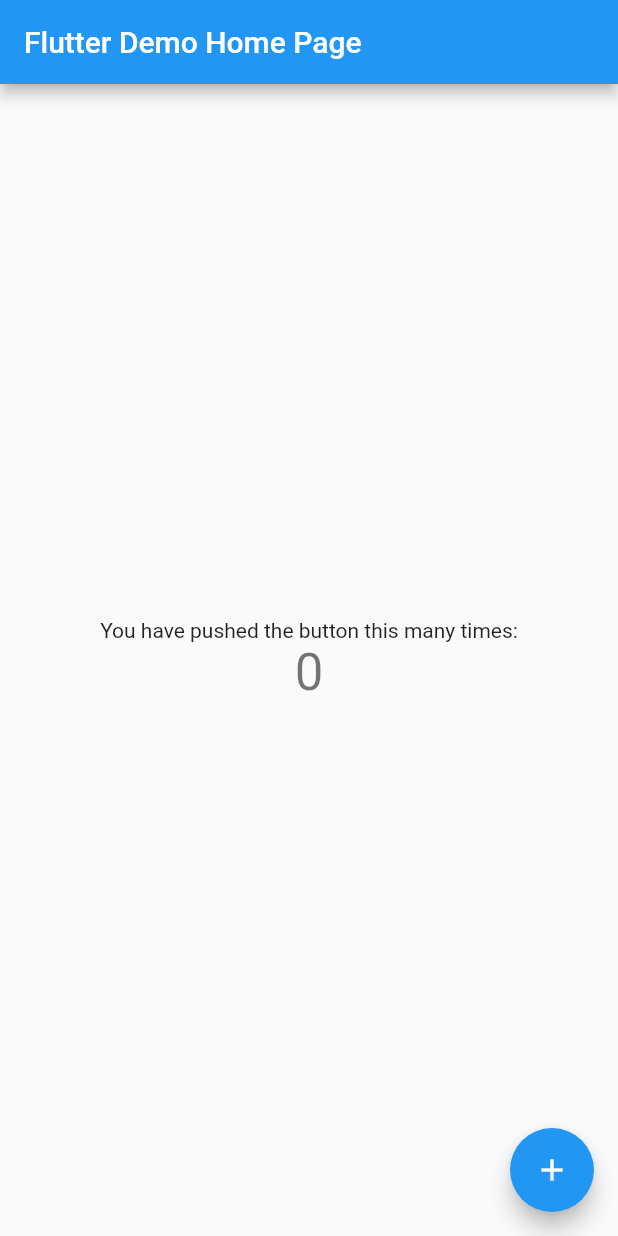
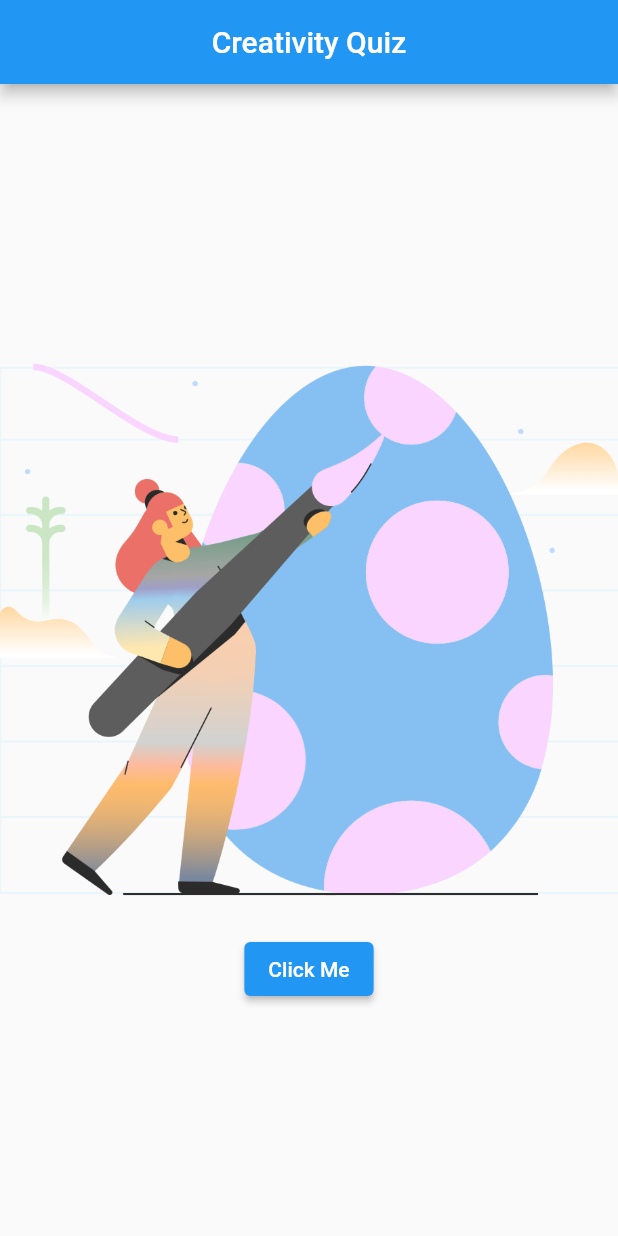
Before and after one commit to c151423m/flutter_zero_to_hero_app_4, a Flutter app: the screen it shows after launch, on a phone screen of 412 x 824 dp. Run offline on Flutter 3.47's test engine with Material 2 defaults, Android fonts, the phone set to English and light mode, and no system bars.

```diff
--- a/lib/main.dart
+++ b/lib/main.dart
@@ -1,4 +1,5 @@
 import 'package:flutter/material.dart';
+import 'package:flutter_zero_to_hero_app_4/my_home_page.dart';
 
 void main() {
   runApp(const MyApp());
@@ -7,109 +8,15 @@
 class MyApp extends StatelessWidget {
   const MyApp({Key? key}) : super(key: key);
 
-  // This widget is the root of your application.
   @override
   Widget build(BuildContext context) {
     return MaterialApp(
+      debugShowCheckedModeBanner: false,
       title: 'Flutter Demo',
       theme: ThemeData(
-        // This is the theme of your application.
-        //
-        // Try running your application with "flutter run". You'll see the
-        // application has a blue toolbar. Then, without quitting the app, try
-        // changing the primarySwatch below to Colors.green and then invoke
-        // "hot reload" (press "r" in the console where you ran "flutter run",
-        // or simply save your changes to "hot reload" in a Flutter IDE).
-        // Notice that the counter didn't reset back to zero; the application
-        // is not restarted.
         primarySwatch: Colors.blue,
       ),
-      home: const MyHomePage(title: 'Flutter Demo Home Page'),
+      home: const MyHomePage(),
     );
   }
 }
-
-class MyHomePage extends StatefulWidget {
-  const MyHomePage({Key? key, required this.title}) : super(key: key);
-
-  // This widget is the home page of your application. It is stateful, meaning
-  // that it has a State object (defined below) that contains fields that affect
-  // how it looks.
-
-  // This class is the configuration for the state. It holds the values (in this
-  // case the title) provided by the parent (in this case the App widget) and
-  // used by the build method of the State. Fields in a Widget subclass are
-  // always marked "final".
-
-  final String title;
-
-  @override
-  State<MyHomePage> createState() => _MyHomePageState();
-}
-
-class _MyHomePageState extends State<MyHomePage> {
-  int _counter = 0;
-
-  void _incrementCounter() {
-    setState(() {
-      // This call to setState tells the Flutter framework that something has
-      // changed in this State, which causes it to rerun the build method below
-      // so that the display can reflect the updated values. If we changed
-      // _counter without calling setState(), then the build method would not be
-      // called again, and so nothing would appear to happen.
-      _counter++;
-    });
-  }
-
-  @override
-  Widget build(BuildContext context) {
-    // This method is rerun every time setState is called, for instance as done
-    // by the _incrementCounter method above.
-    //
-    // The Flutter framework has been optimized to make rerunning build methods
-    // fast, so that you can just rebuild anything that needs updating rather
-    // than having to individually change instances of widgets.
-    return Scaffold(
-      appBar: AppBar(
-        // Here we take the value from the MyHomePage object that was created by
-        // the App.build method, and use it to set our appbar title.
-        title: Text(widget.title),
-      ),
-      body: Center(
-        // Center is a layout widget. It takes a single child and positions it
-        // in the middle of the parent.
-        child: Column(
-          // Column is also a layout widget. It takes a list of children and
-          // arranges them vertically. By default, it sizes itself to fit its
-          // children horizontally, and tries to be as tall as its parent.
-          //
-          // Invoke "debug painting" (press "p" in the console, choose the
-          // "Toggle Debug Paint" action from the Flutter Inspector in Android
-          // Studio, or the "Toggle Debug Paint" command in Visual Studio Code)
-          // to see the wireframe for each widget.
-          //
-          // Column has various properties to control how it sizes itself and
-          // how it positions its children. Here we use mainAxisAlignment to
-          // center the children vertically; the main axis here is the vertical
-          // axis because Columns are vertical (the cross axis would be
-          // horizontal).
-          mainAxisAlignment: MainAxisAlignment.center,
-          children: <Widget>[
-            const Text(
-              'You have pushed the button this many times:',
-            ),
-            Text(
-              '$_counter',
-              style: Theme.of(context).textTheme.headline4,
-            ),
-          ],
-        ),
-      ),
-      floatingActionButton: FloatingActionButton(
-        onPressed: _incrementCounter,
-        tooltip: 'Increment',
-        child: const Icon(Icons.add),
-      ), // This trailing comma makes auto-formatting nicer for build methods.
-    );
-  }
-}
--- /dev/null
+++ b/lib/my_home_page.dart
@@ -0,0 +1,45 @@
+import 'package:flutter/material.dart';
+import 'package:flutter_zero_to_hero_app_4/quiz_page.dart';
+
+class MyHomePage extends StatefulWidget {
+  const MyHomePage({Key? key}) : super(key: key);
+
+  @override
+  State<MyHomePage> createState() => _MyHomePageState();
+}
+
+class _MyHomePageState extends State<MyHomePage> {
+  @override
+  Widget build(BuildContext context) {
+    return Scaffold(
+      appBar: AppBar(
+        centerTitle: true,
+        title: Text("Creativity Quiz"),
+      ),
+      body: Center(
+        child: Column(
+          mainAxisAlignment: MainAxisAlignment.center,
+          children: [
+            Image.asset("images/egg.png"),
+            ElevatedButton(
+              onPressed: () {
+                print('hi');
+                Navigator.push(
+                  context,
+                  MaterialPageRoute(
+                    builder: (context) {
+                      return QuizPage();
+                    },
+                  ),
+                );
+              },
+              child: Text(
+                "Click Me",
+              ),
+            )
+          ],
+        ),
+      ),
+    );
+  }
+}
--- a/pubspec.yaml
+++ b/pubspec.yaml
@@ -58,9 +58,8 @@
   uses-material-design: true
 
   # To add assets to your application, add an assets section, like this:
-  # assets:
-  #   - images/a_dot_burr.jpeg
-  #   - images/a_dot_ham.jpeg
+  assets:
+    - images/
 
   # An image asset can refer to one or more resolution-specific "variants", see
   # https://flutter.dev/assets-and-images/#resolution-aware.
```
Also changed, not shown: lib/quiz_page.dart (added, +37 -0 lines), images/bookworm.png (added), images/commute.png (added), images/egg.png (added), images/heartbroken.png (added), images/journey.png (added), images/love.png (added), images/sleep.png (added).
